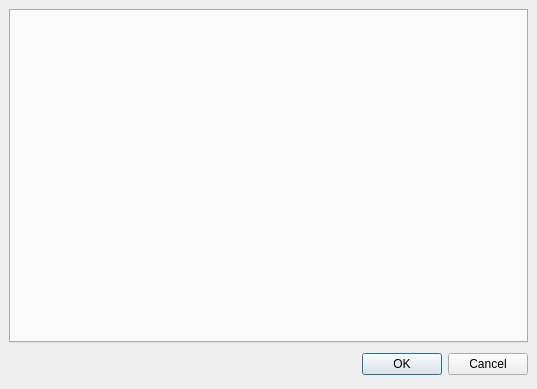
Above: Qt/Components/Resources/UI/pqSettingsDialog.ui from wildmichael/ParaView3-enhancements-old before the change. Below: the same form after it.
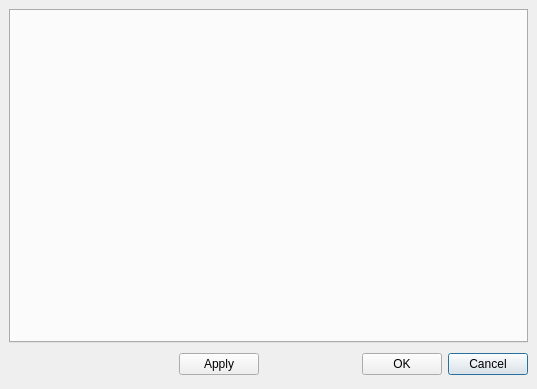
That is the form after the change.

Commit message: ENH: Add "Apply" button to the Settings Dialog so that while applying setting changes, the dialog will stay,  until user is satisfied with the changes

```diff
--- a/Qt/Components/Resources/UI/pqSettingsDialog.ui
+++ b/Qt/Components/Resources/UI/pqSettingsDialog.ui
@@ -22,7 +22,57 @@
    <property name="spacing" >
     <number>6</number>
    </property>
-   <item row="0" column="0" >
+   <item row="1" column="4" >
+    <widget class="QPushButton" name="cancelButton" >
+     <property name="text" >
+      <string>Cancel</string>
+     </property>
+    </widget>
+   </item>
+   <item row="1" column="0" >
+    <spacer>
+     <property name="orientation" >
+      <enum>Qt::Horizontal</enum>
+     </property>
+     <property name="sizeHint" >
+      <size>
+       <width>191</width>
+       <height>31</height>
+      </size>
+     </property>
+    </spacer>
+   </item>
+   <item row="1" column="3" >
+    <widget class="QPushButton" name="okButton" >
+     <property name="text" >
+      <string>OK</string>
+     </property>
+    </widget>
+   </item>
+   <item row="1" column="2" >
+    <spacer>
+     <property name="orientation" >
+      <enum>Qt::Horizontal</enum>
+     </property>
+     <property name="sizeType" >
+      <enum>QSizePolicy::Fixed</enum>
+     </property>
+     <property name="sizeHint" >
+      <size>
+       <width>91</width>
+       <height>31</height>
+      </size>
+     </property>
+    </spacer>
+   </item>
+   <item row="1" column="1" >
+    <widget class="QPushButton" name="applyButton" >
+     <property name="text" >
+      <string>Apply</string>
+     </property>
+    </widget>
+   </item>
+   <item row="0" column="0" colspan="5" >
     <widget class="QTabWidget" name="tabWidget" >
      <property name="tabPosition" >
       <enum>QTabWidget::North</enum>
@@ -35,43 +85,6 @@
      </property>
     </widget>
    </item>
-   <item row="1" column="0" >
-    <layout class="QHBoxLayout" >
-     <property name="margin" >
-      <number>0</number>
-     </property>
-     <property name="spacing" >
-      <number>6</number>
-     </property>
-     <item>
-      <spacer>
-       <property name="orientation" >
-        <enum>Qt::Horizontal</enum>
-       </property>
-       <property name="sizeHint" >
-        <size>
-         <width>131</width>
-         <height>31</height>
-        </size>
-       </property>
-      </spacer>
-     </item>
-     <item>
-      <widget class="QPushButton" name="okButton" >
-       <property name="text" >
-        <string>OK</string>
-       </property>
-      </widget>
-     </item>
-     <item>
-      <widget class="QPushButton" name="cancelButton" >
-       <property name="text" >
-        <string>Cancel</string>
-       </property>
-      </widget>
-     </item>
-    </layout>
-   </item>
   </layout>
  </widget>
  <pixmapfunction></pixmapfunction>
```
Left out of the diff: 6 changed lines with no effect on the pictures. The commit also changes 2 other files.
